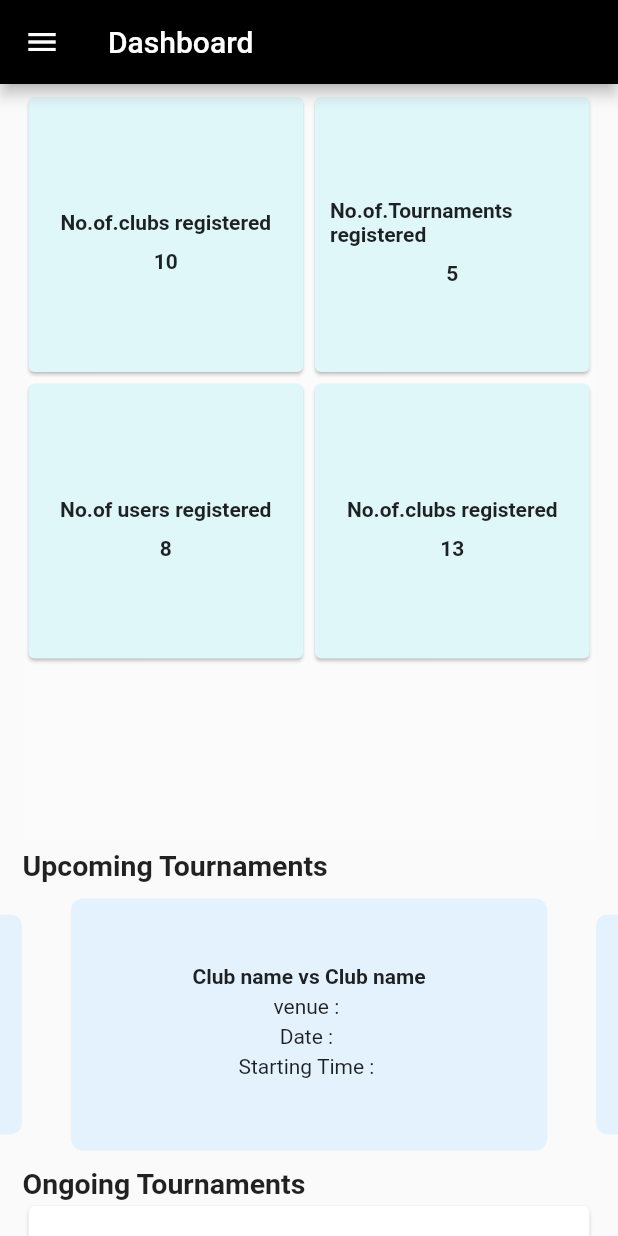
After one commit to fliersclub/FliersClub, a Flutter app: the AdminDashboard screen opened directly, on a phone screen of 412 x 824 dp. The commit adds this screen. Run offline on Flutter 3.47's test engine with Material 2 defaults, Android fonts, the phone set to English and light mode, and no system bars; drawn by our look-alikes of carousel_slider.

Commit message:
admin dashboard added

```diff
--- a/lib/main.dart
+++ b/lib/main.dart
@@ -1,3 +1,5 @@
+import 'package:fliersclub/screens/admin_dashboard_screen.dart';
+import 'package:fliersclub/screens/clubuser_homescreen.dart';
 import 'package:fliersclub/screens/landing_screen.dart';
 import 'package:flutter/material.dart';
 
@@ -25,7 +27,7 @@ class MyApp extends StatelessWidget {
         // is not restarted.
         primarySwatch: Colors.blue,
       ),
-      home: LandingScreen(),
+      home: ClubUserHomeScreen(),
     );
   }
 }
--- /dev/null
+++ b/lib/screens/admin_dashboard_screen.dart
@@ -0,0 +1,184 @@
+import 'package:carousel_slider/carousel_slider.dart';
+import 'package:fliersclub/widgets/dashboard_card.dart';
+import 'package:flutter/material.dart';
+import 'package:flutter/src/widgets/container.dart';
+import 'package:flutter/src/widgets/framework.dart';
+
+class AdminDashboard extends StatefulWidget {
+  const AdminDashboard({super.key});
+
+  @override
+  State<AdminDashboard> createState() => _AdminDashboardState();
+}
+
+class _AdminDashboardState extends State<AdminDashboard> {
+  @override
+  Widget build(BuildContext context) {
+    return Scaffold(
+      drawer: Drawer(
+          child: ListView(
+        children: [
+          Container(
+              color: Colors.black,
+              height: 250,
+              child: Column(
+                mainAxisAlignment: MainAxisAlignment.center,
+                children: [
+                  Center(
+                    child: CircleAvatar(
+                      radius: 50,
+                      backgroundColor: Colors.white,
+                    ),
+                  ),
+                  SizedBox(
+                    height: 8,
+                  ),
+                  Text(
+                    'Super Admin',
+                    style: TextStyle(color: Colors.white),
+                  )
+                ],
+              )),
+          ListTile(
+            title:
+                Text('Settings', style: TextStyle(fontWeight: FontWeight.bold)),
+          ),
+          Divider(),
+          ListTile(
+            title: Text('ClubUser Management',
+                style: TextStyle(fontWeight: FontWeight.bold)),
+          ),
+          Divider(),
+        ],
+      )),
+      appBar: AppBar(
+        title: Text('Dashboard'),
+        backgroundColor: Colors.black,
+      ),
+      body: ListView(
+        children: [
+          Column(children: [
+            Padding(
+              padding: const EdgeInsets.symmetric(horizontal: 15, vertical: 5),
+              child: Container(
+                width: double.infinity,
+                color: Colors.white12,
+                height: 500,
+                child: GridView.count(
+                  crossAxisCount: 2,
+                  children: [
+                    DashboardCard(title: 'No.of.clubs registered', count: '10'),
+                    DashboardCard(
+                        title: 'No.of.Tournaments registered', count: '5'),
+                    DashboardCard(title: 'No.of users registered', count: '8'),
+                    DashboardCard(title: 'No.of.clubs registered', count: '13'),
+                  ],
+                ),
+              ),
+            )
+          ]),
+          Container(
+            padding: EdgeInsets.symmetric(horizontal: 15),
+            child: Text(
+              'Upcoming Tournaments',
+              style: TextStyle(fontWeight: FontWeight.bold, fontSize: 19),
+            ),
+          ),
+          Padding(
+            padding: const EdgeInsets.symmetric(vertical: 5),
+            child: CarouselSlider(
+              items: [
+                Container(
+                  width: double.infinity,
+                  child: Column(
+                      mainAxisAlignment: MainAxisAlignment.center,
+                      children: [
+                        Text(
+                          'Club name vs Club name',
+                          style: TextStyle(fontWeight: FontWeight.bold),
+                        ),
+                        SizedBox(
+                          height: 4,
+                        ),
+                        Text('venue : '),
+                        SizedBox(
+                          height: 4,
+                        ),
+                        Text('Date : '),
+                        SizedBox(
+                          height: 4,
+                        ),
+                        Text('Starting Time : '),
+                        SizedBox(
+                          height: 4,
+                        ),
+                      ]),
+                  margin: EdgeInsets.all(6.0),
+                  decoration: BoxDecoration(
+                    color: Colors.blue[50],
+                    borderRadius: BorderRadius.circular(8.0),
+                  ),
+                ),
+              ],
+              options: CarouselOptions(
+                viewportFraction: 0.8,
+                enableInfiniteScroll: true,
+                height: 180.0,
+                enlargeCenterPage: true,
+                autoPlay: true,
+                aspectRatio: 16 / 9,
+              ),
+            ),
+          ),
+          Container(
+            padding: EdgeInsets.symmetric(horizontal: 15),
+            child: Text(
+              'Ongoing Tournaments',
+              style: TextStyle(fontWeight: FontWeight.bold, fontSize: 19),
+            ),
+          ),
+          Container(
+              height: 100,
+              padding: EdgeInsets.symmetric(horizontal: 15),
+              child: Card(
+                child: Column(
+                    mainAxisAlignment: MainAxisAlignment.center,
+                    children: [
+                      Text(
+                        'Club name vs Club name',
+                        style: TextStyle(fontWeight: FontWeight.bold),
+                      ),
+                      SizedBox(
+                        height: 5,
+                      ),
+                      Text(
+                        'Duration of Club name :',
+                        style: TextStyle(fontWeight: FontWeight.bold),
+                      ),
+                    ]),
+              )),
+          Container(
+              height: 100,
+              padding: EdgeInsets.symmetric(horizontal: 15),
+              child: Card(
+                child: Column(
+                    mainAxisAlignment: MainAxisAlignment.center,
+                    children: [
+                      Text(
+                        'Club name vs Club name',
+                        style: TextStyle(fontWeight: FontWeight.bold),
+                      ),
+                      SizedBox(
+                        height: 5,
+                      ),
+                      Text(
+                        'Duration of Club name :',
+                        style: TextStyle(fontWeight: FontWeight.bold),
+                      ),
+                    ]),
+              )),
+        ],
+      ),
+    );
+  }
+}
--- /dev/null
+++ b/lib/screens/clubuser_homescreen.dart
@@ -0,0 +1,17 @@
+import 'package:flutter/material.dart';
+import 'package:flutter/src/widgets/container.dart';
+import 'package:flutter/src/widgets/framework.dart';
+
+class ClubUserHomeScreen extends StatelessWidget {
+  const ClubUserHomeScreen({super.key});
+
+  @override
+  Widget build(BuildContext context) {
+    return Scaffold(
+      appBar: AppBar(
+        backgroundColor: Colors.black,
+        title: Text('Fliers Club'),
+      ),
+    );
+  }
+}
--- /dev/null
+++ b/lib/widgets/dashboard_card.dart
@@ -0,0 +1,30 @@
+import 'package:flutter/material.dart';
+import 'package:flutter/src/widgets/container.dart';
+import 'package:flutter/src/widgets/framework.dart';
+
+class DashboardCard extends StatelessWidget {
+  String title;
+  String count;
+  DashboardCard({required this.title, required this.count});
+
+  @override
+  Widget build(BuildContext context) {
+    return Card(
+      color: Colors.cyan[50],
+      shadowColor: Colors.black,
+      child: Column(mainAxisAlignment: MainAxisAlignment.center, children: [
+        Padding(
+          padding: const EdgeInsets.all(10),
+          child: Text(
+            title,
+            style: TextStyle(fontWeight: FontWeight.bold),
+          ),
+        ),
+        Text(
+          count,
+          style: TextStyle(fontWeight: FontWeight.bold),
+        )
+      ]),
+    );
+  }
+}
--- a/pubspec.yaml
+++ b/pubspec.yaml
@@ -36,6 +36,7 @@ dependencies:
   # The following adds the Cupertino Icons font to your application.
   # Use with the CupertinoIcons class for iOS style icons.
   cupertino_icons: ^1.0.2
+  carousel_slider: ^4.1.1
 
 dev_dependencies:
   flutter_test:
```
Also changed, not shown: pubspec.lock.
